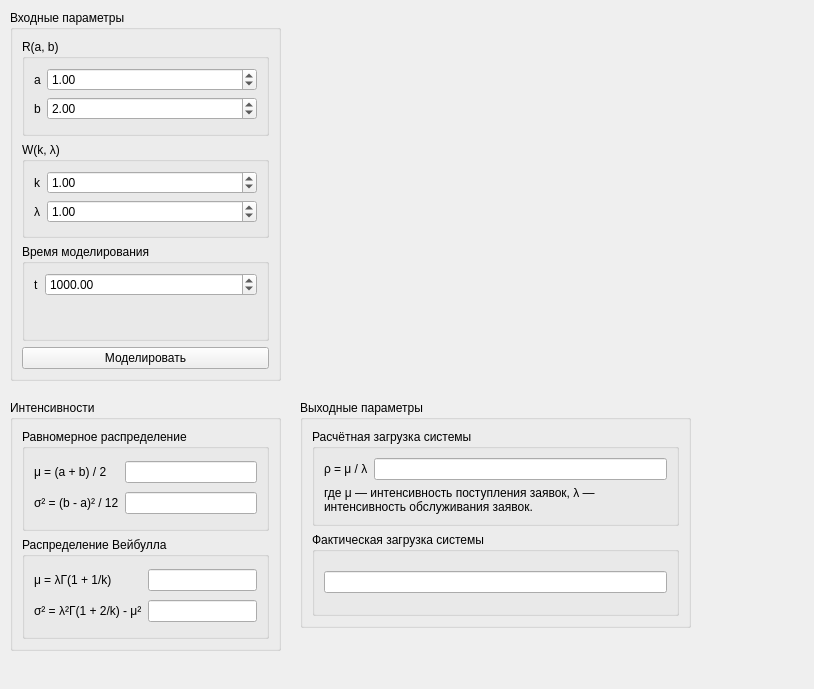
First picture: the form in lab01/mainwindow.ui, repository wcdbmv/EP, before the edit.
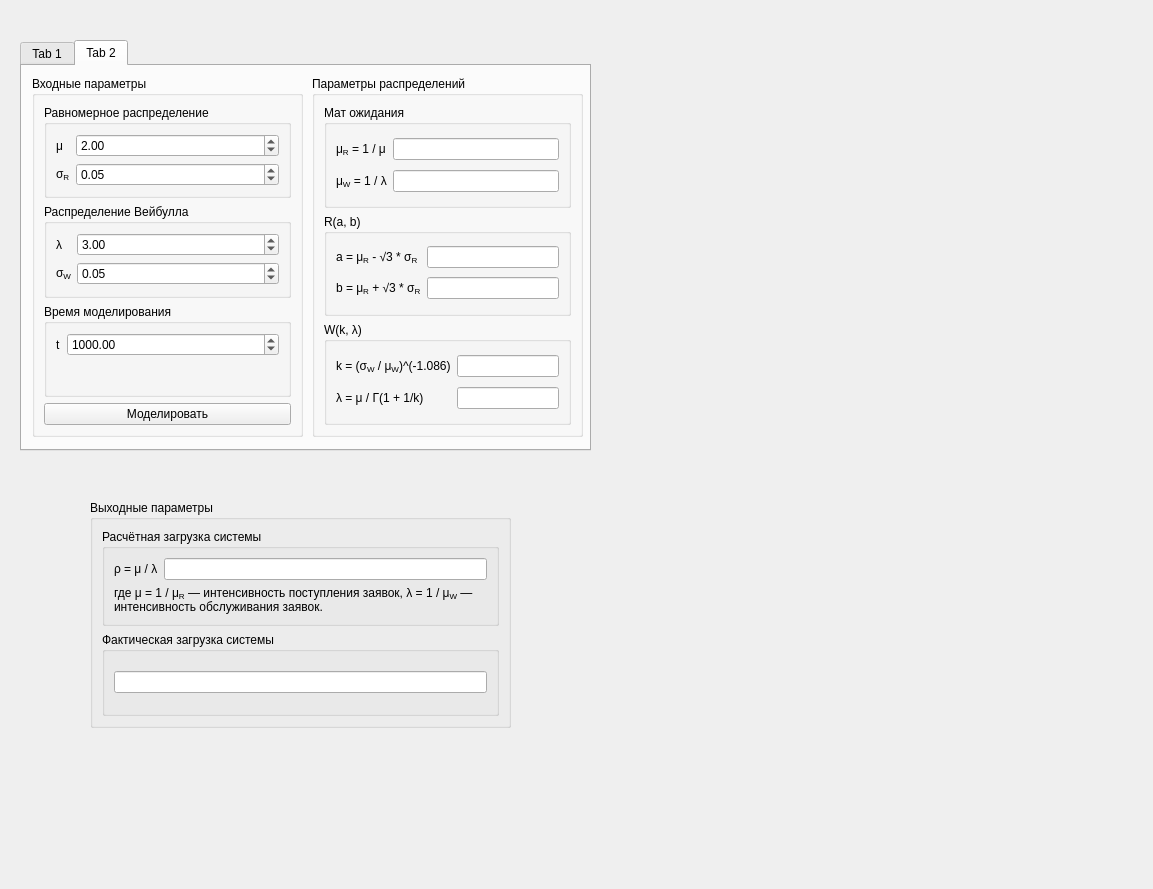
Second picture: the form after the edit.

The edit to the form file:
```diff
--- a/lab01/mainwindow.ui
+++ b/lab01/mainwindow.ui
@@ -6,21 +6,107 @@
    <rect>
     <x>0</x>
     <y>0</y>
-    <width>814</width>
-    <height>689</height>
+    <width>1153</width>
+    <height>889</height>
    </rect>
   </property>
   <property name="windowTitle">
    <string>MainWindow</string>
   </property>
   <widget class="QWidget" name="centralwidget">
-   <widget class="QGroupBox" name="groupBox">
+   <widget class="QGroupBox" name="outputParamsGroupBox">
+    <property name="geometry">
+     <rect>
+      <x>90</x>
+      <y>500</y>
+      <width>421</width>
+      <height>228</height>
+     </rect>
+    </property>
+    <property name="title">
+     <string>Выходные параметры</string>
+    </property>
+    <layout class="QVBoxLayout" name="verticalLayout_3">
+     <item>
+      <widget class="QGroupBox" name="estimatedSystemLoadGroupBox">
+       <property name="title">
+        <string>Расчётная загрузка системы</string>
+       </property>
+       <layout class="QGridLayout" name="gridLayout_3">
+        <item row="0" column="0">
+         <widget class="QLabel" name="rhoTextLabel">
+          <property name="text">
+           <string>ρ = μ / λ</string>
+          </property>
+         </widget>
+        </item>
+        <item row="0" column="1">
+         <widget class="QLineEdit" name="estimatedSystemLoadLineEdit">
+          <property name="readOnly">
+           <bool>true</bool>
+          </property>
+         </widget>
+        </item>
+        <item row="1" column="0" colspan="2">
+         <widget class="QLabel" name="rhoExtensionTextLabel">
+          <property name="text">
+           <string>где μ = 1 / μ&lt;sub&gt;R&lt;/sub&gt; — интенсивность поступления заявок, λ = 1 / μ&lt;sub&gt;W&lt;/sub&gt; — интенсивность обслуживания заявок.</string>
+          </property>
+          <property name="scaledContents">
+           <bool>true</bool>
+          </property>
+          <property name="wordWrap">
+           <bool>true</bool>
+          </property>
+          <property name="indent">
+           <number>-1</number>
+          </property>
+         </widget>
+        </item>
+       </layout>
+      </widget>
+     </item>
+     <item>
+      <widget class="QGroupBox" name="actualSystemLoadGroupBox">
+       <property name="title">
+        <string>Фактическая загрузка системы</string>
+       </property>
+       <layout class="QGridLayout" name="gridLayout_4">
+        <item row="0" column="0">
+         <widget class="QLineEdit" name="actualSystemLoadLineEdit">
+          <property name="readOnly">
+           <bool>true</bool>
+          </property>
+         </widget>
+        </item>
+       </layout>
+      </widget>
+     </item>
+    </layout>
+   </widget>
+   <widget class="QTabWidget" name="tabWidget">
+    <property name="geometry">
+     <rect>
+      <x>20</x>
+      <y>40</y>
+      <width>571</width>
+      <height>411</height>
+     </rect>
+    </property>
+    <property name="currentIndex">
+     <number>1</number>
+    </property>
+    <widget class="QWidget" name="tab">
+     <attribute name="title">
+      <string>Tab 1</string>
+     </attribute>
+     <widget class="QGroupBox" name="inputParamsGroupBox">
     <property name="geometry">
      <rect>
       <x>10</x>
       <y>10</y>
       <width>271</width>
-      <height>371</height>
+        <height>361</height>
      </rect>
     </property>
     <property name="title">
@@ -53,7 +139,7 @@
            <double>1000000.000000000000000</double>
           </property>
           <property name="value">
-           <double>2.000000000000000</double>
+             <double>3.000000000000000</double>
           </property>
          </widget>
         </item>
@@ -89,7 +175,7 @@
            <double>1000000.000000000000000</double>
           </property>
           <property name="value">
-           <double>1.000000000000000</double>
+             <double>10.000000000000000</double>
           </property>
          </widget>
         </item>
@@ -106,7 +192,7 @@
            <double>1000000.000000000000000</double>
           </property>
           <property name="value">
-           <double>1.000000000000000</double>
+             <double>3.000000000000000</double>
           </property>
          </widget>
         </item>
@@ -148,13 +234,13 @@
      </item>
     </layout>
    </widget>
-   <widget class="QGroupBox" name="intensitiesGroupBox">
+     <widget class="QGroupBox" name="distributionsParamsGroupBox">
     <property name="geometry">
      <rect>
-      <x>10</x>
-      <y>400</y>
+        <x>290</x>
+        <y>10</y>
       <width>271</width>
-      <height>251</height>
+        <height>361</height>
      </rect>
     </property>
     <property name="title">
@@ -177,14 +263,14 @@
         <item row="0" column="0">
          <widget class="QLabel" name="muUniformTextLabel">
           <property name="text">
-           <string>μ = (a + b) / 2</string>
+             <string>μ&lt;sub&gt;R&lt;/sub&gt; = (a + b) / 2</string>
           </property>
          </widget>
         </item>
         <item row="1" column="0">
          <widget class="QLabel" name="sigma2UniformTextLabel">
           <property name="text">
-           <string>σ² = (b - a)² / 12</string>
+             <string>σ&lt;sup&gt;2&lt;/sup&gt;&lt;sub&gt;R&lt;/sub&gt; = (b - a)² / 12</string>
           </property>
          </widget>
         </item>
@@ -207,7 +293,7 @@
         <item row="0" column="0">
          <widget class="QLabel" name="muWeibullTextLabel">
           <property name="text">
-           <string>μ = λГ(1 + 1/k)</string>
+             <string>μ&lt;sub&gt;W&lt;/sub&gt; = λГ(1 + 1/k)</string>
           </property>
          </widget>
         </item>
@@ -221,7 +307,7 @@
         <item row="1" column="0">
          <widget class="QLabel" name="sigma2WeibullTextLabel">
           <property name="text">
-           <string>σ² = λ²Г(1 + 2/k) - μ²</string>
+             <string>σ&lt;sup&gt;2&lt;/sup&gt;&lt;sub&gt;W&lt;/sub&gt; = λ²Г(1 + 2/k) - μ²</string>
           </property>
          </widget>
         </item>
@@ -235,77 +321,311 @@
        </layout>
       </widget>
      </item>
-    </layout>
-   </widget>
-   <widget class="QGroupBox" name="groupBox_2">
+       <item>
+        <widget class="QGroupBox" name="intensitiesGroupBox">
+         <property name="title">
+          <string>Интенсивности</string>
+         </property>
+         <layout class="QGridLayout" name="gridLayout_7">
+          <item row="0" column="1">
+           <widget class="QLineEdit" name="inputIntensityLineEdit">
+            <property name="readOnly">
+             <bool>true</bool>
+            </property>
+           </widget>
+          </item>
+          <item row="0" column="0">
+           <widget class="QLabel" name="inputIntensityTextLabel">
+            <property name="text">
+             <string>μ = 1 / μ&lt;sub&gt;R&lt;/sub&gt;</string>
+            </property>
+           </widget>
+          </item>
+          <item row="1" column="0">
+           <widget class="QLabel" name="outputIntensityTextLabel">
+            <property name="text">
+             <string>λ = 1 / μ&lt;sub&gt;W&lt;/sub&gt;</string>
+            </property>
+           </widget>
+          </item>
+          <item row="1" column="1">
+           <widget class="QLineEdit" name="outputIntensityLineEdit">
+            <property name="readOnly">
+             <bool>true</bool>
+            </property>
+           </widget>
+          </item>
+         </layout>
+        </widget>
+       </item>
+      </layout>
+     </widget>
+    </widget>
+    <widget class="QWidget" name="tab_2">
+     <attribute name="title">
+      <string>Tab 2</string>
+     </attribute>
+     <widget class="QGroupBox" name="inputParams2GroupBox">
     <property name="geometry">
      <rect>
-      <x>300</x>
-      <y>400</y>
-      <width>391</width>
-      <height>228</height>
+        <x>10</x>
+        <y>10</y>
+        <width>271</width>
+        <height>361</height>
      </rect>
     </property>
     <property name="title">
-     <string>Выходные параметры</string>
-    </property>
-    <layout class="QVBoxLayout" name="verticalLayout_3">
+       <string>Входные параметры</string>
+      </property>
+      <layout class="QVBoxLayout" name="verticalLayout_4">
      <item>
-      <widget class="QGroupBox" name="estimatedSystemLoadGroupBox">
+        <widget class="QGroupBox" name="uniform2GroupBox">
        <property name="title">
-        <string>Расчётная загрузка системы</string>
-       </property>
-       <layout class="QGridLayout" name="gridLayout_3">
+          <string>Равномерное распределение</string>
+         </property>
+         <layout class="QFormLayout" name="formLayout_4">
         <item row="0" column="0">
-         <widget class="QLabel" name="rhoTextLabel">
+           <widget class="QLabel" name="inputIntensity2TextLabel">
           <property name="text">
-           <string>ρ = μ / λ</string>
+             <string>μ</string>
           </property>
          </widget>
         </item>
+          <item row="1" column="0">
+           <widget class="QLabel" name="uniformStd2TextLabel">
+            <property name="text">
+             <string>σ&lt;sub&gt;R&lt;/sub&gt;</string>
+            </property>
+           </widget>
+          </item>
+          <item row="1" column="1">
+           <widget class="QDoubleSpinBox" name="uniformStd2DoubleSpinBox">
+            <property name="maximum">
+             <double>1000000.000000000000000</double>
+            </property>
+            <property name="value">
+             <double>0.050000000000000</double>
+            </property>
+           </widget>
+          </item>
         <item row="0" column="1">
-         <widget class="QLineEdit" name="estimatedSystemLoadLineEdit">
+           <widget class="QDoubleSpinBox" name="inputIntensity2DoubleSpinBox">
+            <property name="maximum">
+             <double>1000000.000000000000000</double>
+            </property>
+            <property name="value">
+             <double>2.000000000000000</double>
+            </property>
+           </widget>
+          </item>
+         </layout>
+        </widget>
+       </item>
+       <item>
+        <widget class="QGroupBox" name="weibull2GroupBox">
+         <property name="title">
+          <string>Распределение Вейбулла</string>
+         </property>
+         <layout class="QFormLayout" name="formLayout_5">
+          <item row="0" column="0">
+           <widget class="QLabel" name="outputIntensity2TextLabel">
+            <property name="text">
+             <string>λ</string>
+            </property>
+           </widget>
+          </item>
+          <item row="0" column="1">
+           <widget class="QDoubleSpinBox" name="outputIntensity2DoubleSpinBox">
+            <property name="maximum">
+             <double>1000000.000000000000000</double>
+            </property>
+            <property name="value">
+             <double>3.000000000000000</double>
+            </property>
+           </widget>
+          </item>
+          <item row="1" column="0">
+           <widget class="QLabel" name="weibullStd2TextLabel">
+            <property name="text">
+             <string>σ&lt;sub&gt;W&lt;/sub&gt;</string>
+            </property>
+           </widget>
+          </item>
+          <item row="1" column="1">
+           <widget class="QDoubleSpinBox" name="weibullStd2DoubleSpinBox">
+            <property name="maximum">
+             <double>1000000.000000000000000</double>
+            </property>
+            <property name="value">
+             <double>0.050000000000000</double>
+            </property>
+           </widget>
+          </item>
+         </layout>
+        </widget>
+       </item>
+       <item>
+        <widget class="QGroupBox" name="t2GroupBox">
+         <property name="title">
+          <string>Время моделирования</string>
+         </property>
+         <layout class="QFormLayout" name="formLayout_6">
+          <item row="0" column="0">
+           <widget class="QLabel" name="t2TextLabel">
+            <property name="text">
+             <string>t</string>
+            </property>
+           </widget>
+          </item>
+          <item row="0" column="1">
+           <widget class="QDoubleSpinBox" name="t2DoubleSpinBox">
+            <property name="maximum">
+             <double>1000000.000000000000000</double>
+            </property>
+            <property name="value">
+             <double>1000.000000000000000</double>
+            </property>
+           </widget>
+          </item>
+         </layout>
+        </widget>
+       </item>
+       <item>
+        <widget class="QPushButton" name="simulate2PushButton">
+         <property name="text">
+          <string>Моделировать</string>
+         </property>
+        </widget>
+       </item>
+      </layout>
+     </widget>
+     <widget class="QGroupBox" name="distributionParams2GroupBox">
+      <property name="geometry">
+       <rect>
+        <x>290</x>
+        <y>10</y>
+        <width>271</width>
+        <height>361</height>
+       </rect>
+      </property>
+      <property name="title">
+       <string>Параметры распределений</string>
+      </property>
+      <layout class="QVBoxLayout" name="verticalLayout_5">
+       <item>
+        <widget class="QGroupBox" name="means2GroupBox">
+         <property name="title">
+          <string>Мат ожидания</string>
+         </property>
+         <layout class="QGridLayout" name="gridLayout_8">
+          <item row="0" column="1">
+           <widget class="QLineEdit" name="uniformMean2LineEdit">
           <property name="readOnly">
            <bool>true</bool>
           </property>
          </widget>
         </item>
-        <item row="1" column="0" colspan="2">
-         <widget class="QLabel" name="rhoExtensionTextLabel">
+          <item row="0" column="0">
+           <widget class="QLabel" name="uniformMean2TextLabel">
           <property name="text">
-           <string>где μ — интенсивность поступления заявок, λ — интенсивность обслуживания заявок.</string>
-          </property>
-          <property name="scaledContents">
+             <string>μ&lt;sub&gt;R&lt;/sub&gt; = 1 / μ</string>
+            </property>
+           </widget>
+          </item>
+          <item row="1" column="0">
+           <widget class="QLabel" name="weibullMean2TextLabel">
+            <property name="text">
+             <string>μ&lt;sub&gt;W&lt;/sub&gt; = 1 / λ</string>
+            </property>
+           </widget>
+          </item>
+          <item row="1" column="1">
+           <widget class="QLineEdit" name="weibullMean2LineEdit">
+            <property name="readOnly">
            <bool>true</bool>
           </property>
-          <property name="wordWrap">
+           </widget>
+          </item>
+         </layout>
+        </widget>
+       </item>
+       <item>
+        <widget class="QGroupBox" name="r2GroupBox">
+         <property name="title">
+          <string>R(a, b)</string>
+         </property>
+         <layout class="QGridLayout" name="gridLayout_5">
+          <item row="0" column="1">
+           <widget class="QLineEdit" name="a2LineEdit">
+            <property name="readOnly">
            <bool>true</bool>
           </property>
-          <property name="indent">
-           <number>-1</number>
+           </widget>
+          </item>
+          <item row="0" column="0">
+           <widget class="QLabel" name="a2TextLabel">
+            <property name="text">
+             <string>a = μ&lt;sub&gt;R&lt;/sub&gt; - √3 * σ&lt;sub&gt;R&lt;/sub&gt;</string>
           </property>
          </widget>
         </item>
+          <item row="1" column="0">
+           <widget class="QLabel" name="b2TextLabel">
+            <property name="text">
+             <string>b = μ&lt;sub&gt;R&lt;/sub&gt; + √3 * σ&lt;sub&gt;R&lt;/sub&gt;</string>
+            </property>
+           </widget>
+          </item>
+          <item row="1" column="1">
+           <widget class="QLineEdit" name="b2LineEdit">
+            <property name="readOnly">
+             <bool>true</bool>
+            </property>
+           </widget>
+          </item>
        </layout>
       </widget>
      </item>
      <item>
-      <widget class="QGroupBox" name="actualSystemLoadGroupBox">
+        <widget class="QGroupBox" name="w2GroupBox">
        <property name="title">
-        <string>Фактическая загрузка системы</string>
-       </property>
-       <layout class="QGridLayout" name="gridLayout_4">
+          <string>W(k, λ)</string>
+         </property>
+         <layout class="QGridLayout" name="gridLayout_6">
         <item row="0" column="0">
-         <widget class="QLineEdit" name="actualSystemLoadLineEdit">
+           <widget class="QLabel" name="k2TextLabel">
+            <property name="text">
+             <string>k = (σ&lt;sub&gt;W&lt;/sub&gt; / μ&lt;sub&gt;W&lt;/sub&gt;)^(-1.086)</string>
+            </property>
+           </widget>
+          </item>
+          <item row="0" column="1">
+           <widget class="QLineEdit" name="k2LineEdit">
           <property name="readOnly">
            <bool>true</bool>
           </property>
          </widget>
         </item>
+          <item row="1" column="0">
+           <widget class="QLabel" name="lambda2TextLabel">
+            <property name="text">
+             <string>λ = μ / Г(1 + 1/k)</string>
+            </property>
+           </widget>
+          </item>
+          <item row="1" column="1">
+           <widget class="QLineEdit" name="lambda2LineEdit">
+            <property name="readOnly">
+             <bool>true</bool>
+            </property>
+           </widget>
+          </item>
        </layout>
       </widget>
      </item>
     </layout>
+     </widget>
+    </widget>
    </widget>
   </widget>
  </widget>
```
Left out of the diff: 20 changed lines with no effect on the pictures. Lines whose indentation alone changed are shown as unchanged.
